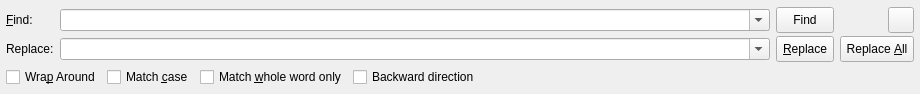
Above: src/MainPage/find/findreplacewidget.ui from SantaJiang/NotePeek before the change. Below: the same form after it.
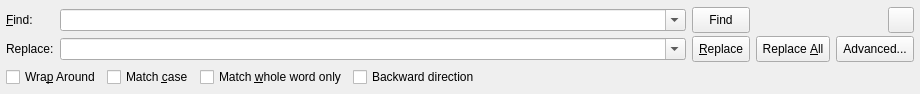
That is the form after the change.

Commit message: feat(search): improve advanced result navigation

Diff of the .ui file:
```diff
--- a/src/MainPage/find/findreplacewidget.ui
+++ b/src/MainPage/find/findreplacewidget.ui
@@ -123,6 +123,34 @@
         </property>
        </widget>
       </item>
+      <item row="1" column="4">
+       <widget class="QToolButton" name="buttonAdvanced">
+        <property name="sizePolicy">
+         <sizepolicy hsizetype="Minimum" vsizetype="Fixed">
+          <horstretch>0</horstretch>
+          <verstretch>0</verstretch>
+         </sizepolicy>
+        </property>
+        <property name="minimumSize">
+         <size>
+          <width>0</width>
+          <height>26</height>
+         </size>
+        </property>
+        <property name="maximumSize">
+         <size>
+          <width>16777215</width>
+          <height>26</height>
+         </size>
+        </property>
+        <property name="toolButtonStyle">
+         <enum>Qt::ToolButtonStyle::ToolButtonTextOnly</enum>
+        </property>
+        <property name="text">
+         <string>Advanced...</string>
+        </property>
+       </widget>
+      </item>
      <item row="0" column="1">
       <widget class="QComboBox" name="comboFind">
        <property name="sizePolicy">
@@ -245,7 +273,7 @@
        </property>
       </widget>
      </item>
-      <item row="0" column="3" alignment="Qt::AlignRight">
+      <item row="0" column="4" alignment="Qt::AlignRight">
        <widget class="QToolButton" name="buttonClose">
         <property name="sizePolicy">
          <sizepolicy hsizetype="Fixed" vsizetype="Fixed">
```
The commit also changes 9 other files.
